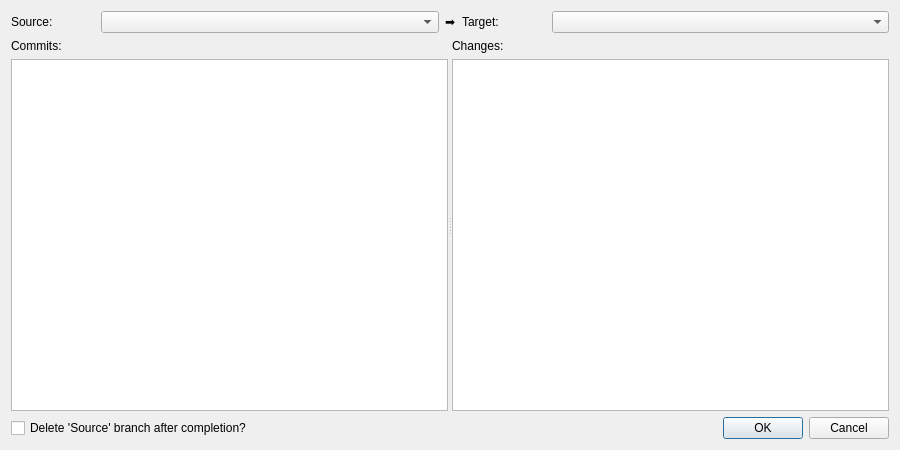
First picture: the form in geovcs/asset/form/dialog_merge_branch.ui, repository teofilosalgado/geovcs-qgis-plugin, before the edit.
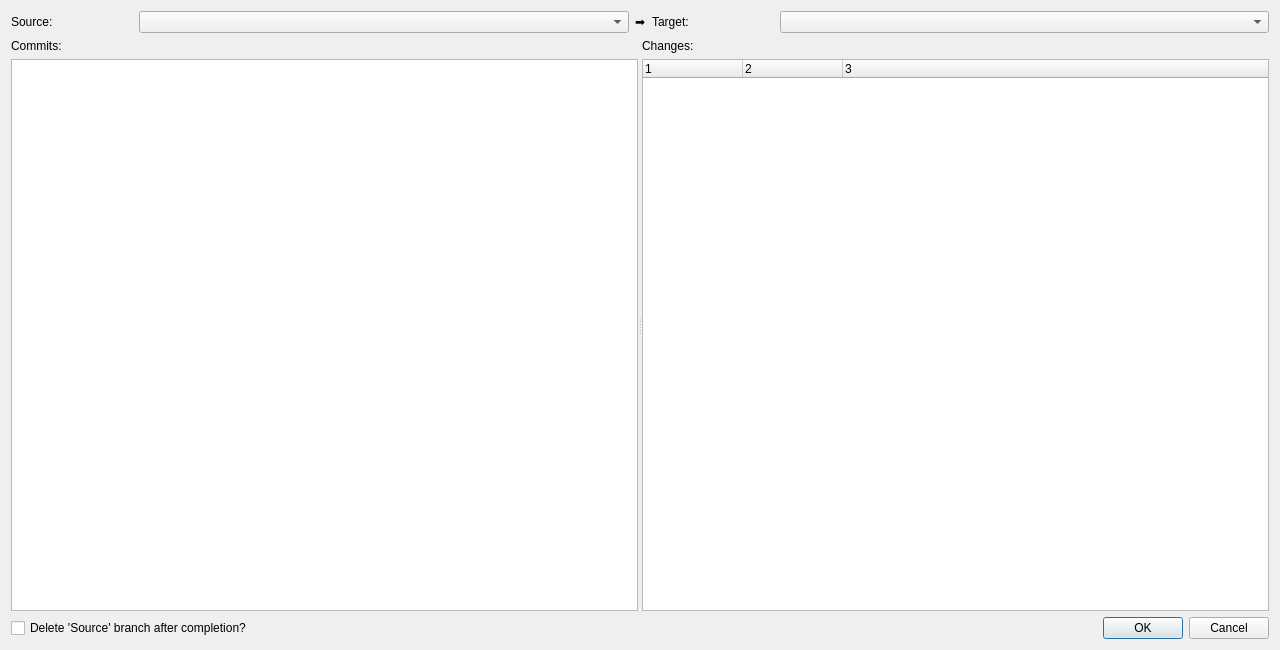
Second picture: the form after the edit.

Patch:
```diff
--- a/geovcs/asset/form/dialog_merge_branch.ui
+++ b/geovcs/asset/form/dialog_merge_branch.ui
@@ -6,8 +6,8 @@
    <rect>
     <x>0</x>
     <y>0</y>
-    <width>900</width>
-    <height>450</height>
+    <width>1280</width>
+    <height>650</height>
    </rect>
   </property>
   <property name="windowTitle">
@@ -120,7 +120,26 @@
         </widget>
        </item>
        <item>
-        <widget class="QTableView" name="table_changes"/>
+        <widget class="QTreeWidget" name="tree_changes">
+         <property name="columnCount">
+          <number>3</number>
+         </property>
+         <column>
+          <property name="text">
+           <string notr="true">1</string>
+          </property>
+         </column>
+         <column>
+          <property name="text">
+           <string notr="true">2</string>
+          </property>
+         </column>
+         <column>
+          <property name="text">
+           <string notr="true">3</string>
+          </property>
+         </column>
+        </widget>
        </item>
       </layout>
      </widget>
```
